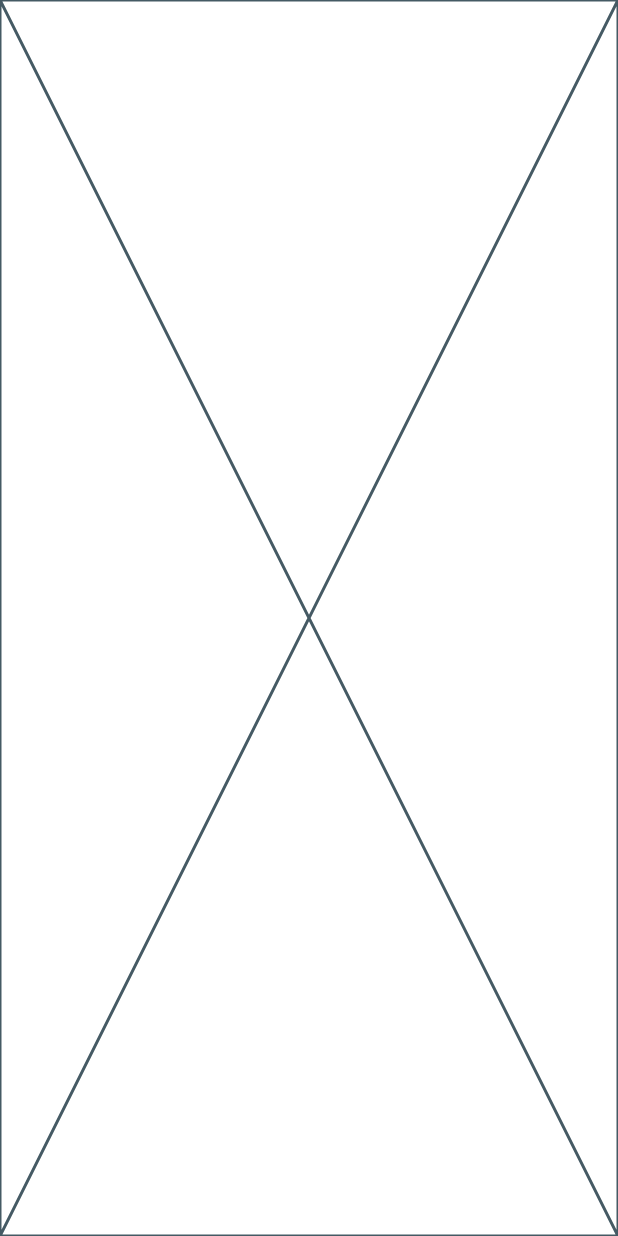
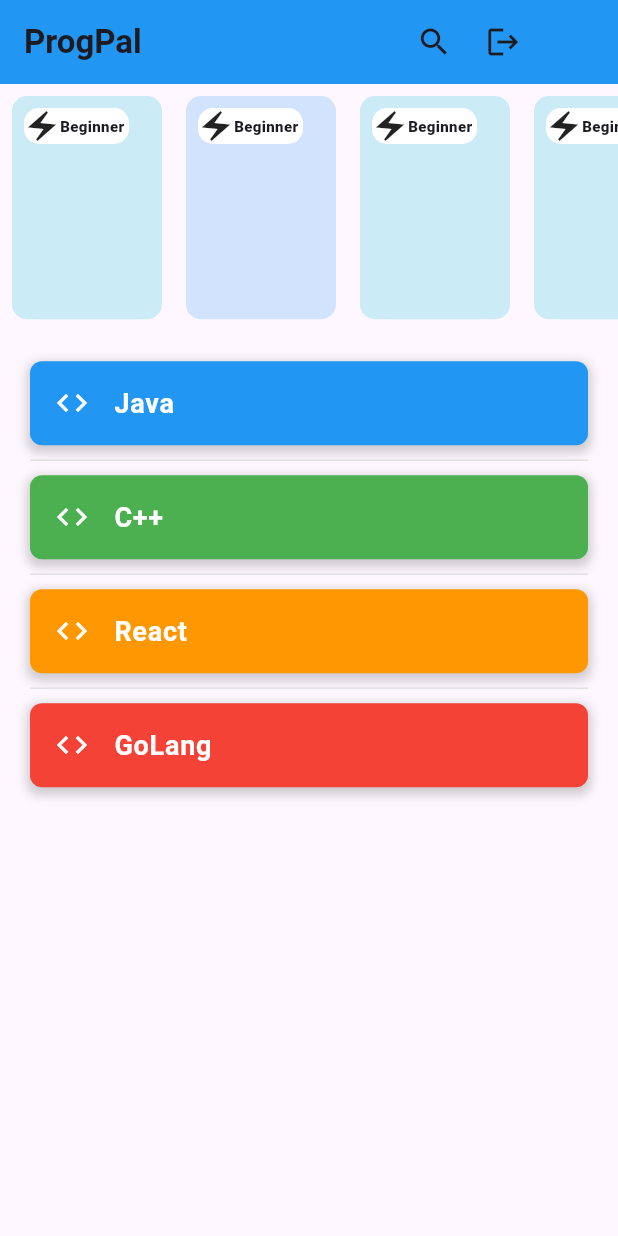
Before and after one commit to DivyarajChudasama/ProgPal_App, a Flutter app: the screen it shows after launch, on a phone screen of 412 x 824 dp. Run offline on Flutter 3.47's test engine with Material 3 defaults, Android fonts, the phone set to English and light mode, and no system bars; our stand-ins replace lottie.

Commit message:
home_screen

```diff
--- a/lib/screens/home_screen.dart
+++ b/lib/screens/home_screen.dart
@@ -1,15 +1,173 @@
 import 'package:flutter/material.dart';
+import 'package:progpal/screens/sign-in-up/lessons_screen.dart';
 
 class HomeScreen extends StatefulWidget {
-  const HomeScreen({super.key});
+  const HomeScreen({Key? key}) : super(key: key);
 
   @override
   State<HomeScreen> createState() => _HomeScreenState();
 }
 
 class _HomeScreenState extends State<HomeScreen> {
+  Color color = Colors.cyan.withOpacity(0.2);
+  Color color1 = Colors.blue.withOpacity(0.2);
+
   @override
   Widget build(BuildContext context) {
-    return const Placeholder();
+    return Scaffold(
+      appBar: AppBar(
+        title: Row(
+          children: [
+            Text(
+              'ProgPal',
+              style: TextStyle(fontWeight: FontWeight.bold),
+            ),
+            SizedBox(width: 183),
+            Icon(Icons.search),
+            SizedBox(width: 10),
+            IconButton(
+              onPressed: () async {
+                // Navigator.of(context).pushReplacement(
+                //   MaterialPageRoute(builder: (context) => SplashScreen()),
+                // );
+                // final SharedPreferences prefs =
+                //     await SharedPreferences.getInstance();
+                // await prefs.setBool('new_user', true);
+              },
+              icon: Icon(Icons.logout),
+            )
+          ],
+        ),
+        backgroundColor: Colors.blue,
+      ),
+      body: SingleChildScrollView(
+        child: Column(
+          children: [
+            SizedBox(
+              height: MediaQuery.of(context).size.height / 5,
+              child: ListView.builder(
+                scrollDirection: Axis.horizontal,
+                itemCount: 5,
+                itemBuilder: (context, index) {
+                  Color containerColor = index == 1 ? color1 : color;
+
+                  return Padding(
+                    padding: const EdgeInsets.all(8.0),
+                    child: Container(
+                      decoration: BoxDecoration(
+                        borderRadius: BorderRadius.circular(10),
+                        color: containerColor,
+                      ),
+                      height: 300,
+                      width: 100,
+                      child: Padding(
+                        padding: const EdgeInsets.all(8.0),
+                        child: Row(
+                          crossAxisAlignment: CrossAxisAlignment.start,
+                          children: [
+                            Container(
+                              decoration: BoxDecoration(
+                                borderRadius: BorderRadius.circular(10),
+                                color: Colors.white,
+                              ),
+                              width: 70,
+                              child: Row(
+                                children: [
+                                  Icon(Icons.electric_bolt_sharp),
+                                  Text(
+                                    "Beginner",
+                                    style: TextStyle(
+                                        fontSize: 10,
+                                        fontWeight: FontWeight.w900),
+                                  ),
+                                ],
+                              ),
+                            ),
+                          ],
+                        ),
+                      ),
+                    ),
+                  );
+                },
+              ),
+            ),
+            ListView.separated(
+              padding: EdgeInsets.all(20.0),
+              shrinkWrap: true,
+              itemCount: 4,
+              separatorBuilder: (BuildContext context, int index) {
+                return Divider(
+                  color: Colors.grey[300],
+                  thickness: 1.0,
+                  height: 20.0,
+                );
+              },
+              itemBuilder: (BuildContext context, int index) {
+                String language = '';
+                Color itemColor = Colors.transparent;
+
+                switch (index) {
+                  case 0:
+                    language = 'Java';
+                    itemColor = Colors.blue;
+                    break;
+                  case 1:
+                    language = 'C++';
+                    itemColor = Colors.green;
+                    break;
+                  case 2:
+                    language = 'React';
+                    itemColor = Colors.orange;
+                    break;
+                  case 3:
+                    language = 'GoLang';
+                    itemColor = Colors.red;
+                    break;
+                }
+
+                return InkWell(
+                  onTap: () {
+                    Navigator.push(
+                      context,
+                      MaterialPageRoute(
+                          builder: (context) =>
+                              LessonsPage(language: language)),
+                    );
+                  },
+                  child: Container(
+                    decoration: BoxDecoration(
+                      color: itemColor,
+                      borderRadius: BorderRadius.circular(8.0),
+                      boxShadow: [
+                        BoxShadow(
+                          color: Colors.grey.withOpacity(0.5),
+                          spreadRadius: 2,
+                          blurRadius: 5,
+                          offset: Offset(0, 3),
+                        ),
+                      ],
+                    ),
+                    child: ListTile(
+                      title: Text(
+                        language,
+                        style: TextStyle(
+                          fontSize: 18.0,
+                          fontWeight: FontWeight.bold,
+                          color: Colors.white,
+                        ),
+                      ),
+                      leading: Icon(
+                        Icons.code,
+                        color: Colors.white,
+                      ),
+                    ),
+                  ),
+                );
+              },
+            ),
+          ],
+        ),
+      ),
+    );
   }
 }
--- /dev/null
+++ b/lib/screens/sign-in-up/lessons_screen.dart
@@ -0,0 +1,23 @@
+import 'package:flutter/material.dart';
+
+class LessonsPage extends StatelessWidget {
+  final String language;
+
+  LessonsPage({required this.language});
+
+  @override
+  Widget build(BuildContext context) {
+    return Scaffold(
+      appBar: AppBar(
+        title: Text('Lessons - $language'),
+        backgroundColor: Colors.blue,
+      ),
+      body: Center(
+        child: Text(
+          'Lessons for $language will be displayed here',
+          style: TextStyle(fontSize: 18.0),
+        ),
+      ),
+    );
+  }
+}
```
